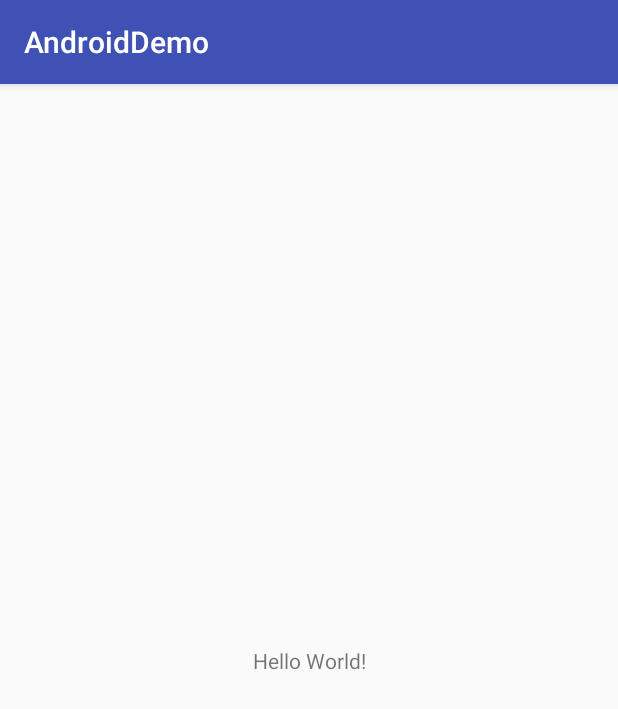
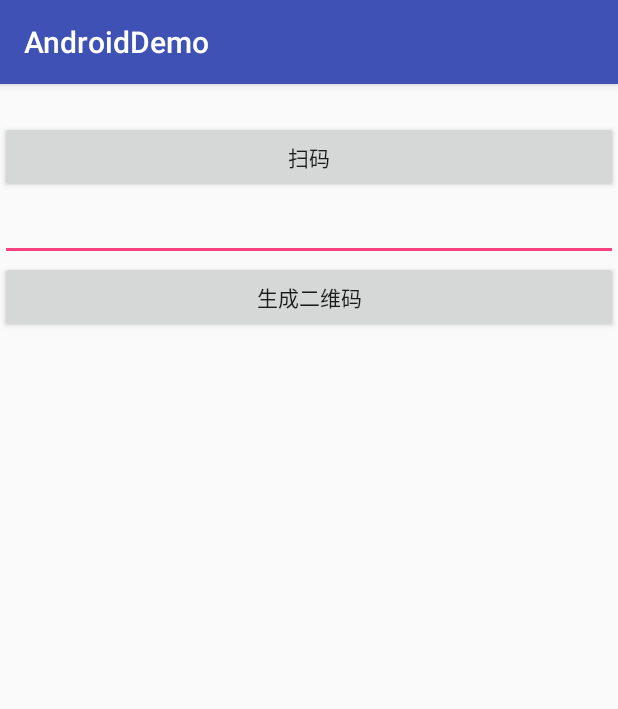
Before and after one commit to WayneSimon/AndroidCode, an Android app: the screen it shows after launch (MainActivity), on a phone screen of 412 x 824 dp. Shown: the top 709 px of the screen. Run offline under Robolectric (Android 15) with nearby library versions, the phone set to English and light mode, and no system bars; our stand-ins replace ButterKnife; libraries missing offline, so code that uses them is left out: com.yanzhenjie.permission, com.yzq.zxinglibrary, es.dmoral.toasty; 1 statement that could not run was skipped.

Commit message:
引入扫码、权限控制等库，实现了扫码，生成二维码的功能。

```diff
--- a/app/src/main/java/demo/readcode/camera/androiddemo/MainActivity.java
+++ b/app/src/main/java/demo/readcode/camera/androiddemo/MainActivity.java
@@ -1,13 +1,93 @@
 package demo.readcode.camera.androiddemo;
 
+import android.Manifest;
+import android.content.Intent;
+import android.content.pm.PackageManager;
+import android.graphics.Bitmap;
+import android.graphics.BitmapFactory;
+import android.os.Bundle;
+import android.support.annotation.NonNull;
+import android.support.v4.app.ActivityCompat;
+import android.support.v4.content.ContextCompat;
 import android.support.v7.app.AppCompatActivity;
-import android.os.Bundle;
+import android.support.v7.widget.AppCompatButton;
+import android.support.v7.widget.AppCompatEditText;
+import android.support.v7.widget.AppCompatImageView;
+import android.support.v7.widget.AppCompatTextView;
+import android.util.Log;
+
+import com.bumptech.glide.Glide;
+import com.google.zxing.WriterException;
+import com.yanzhenjie.permission.AndPermission;
+import com.yzq.zxinglibrary.android.CaptureActivity;
+import com.yzq.zxinglibrary.common.Constant;
+import com.yzq.zxinglibrary.encode.CodeCreator;
+
+import java.util.ArrayList;
+import java.util.List;
+
+import butterknife.BindView;
+import butterknife.ButterKnife;
+import es.dmoral.toasty.Toasty;
 
 public class MainActivity extends AppCompatActivity {
+
+    static final int REQUEST_CODE_CODE = 1;
+    @BindView(R.id.tv_scanResult)
+    AppCompatTextView tvScanResult;
+    @BindView(R.id.btn_scanCode)
+    AppCompatButton btnScanCode;
+    @BindView(R.id.edit_code)
+    AppCompatEditText editCode;
+    @BindView(R.id.btn_createCode)
+    AppCompatButton btnCreateCode;
+    @BindView(R.id.iv_myCode)
+    AppCompatImageView ivMyCode;
 
     @Override
     protected void onCreate(Bundle savedInstanceState) {
         super.onCreate(savedInstanceState);
         setContentView(R.layout.activity_main);
+        ButterKnife.bind(this);
+
+        AndPermission.with(this).runtime().permission(Manifest.permission.CAMERA,
+                Manifest.permission.READ_EXTERNAL_STORAGE)
+                .onDenied(permission->{
+                    for (int i=0;i<permission.size();i++)
+                        Log.d("Permission",permission.get(i).trim());
+                }).start();
+
+        btnScanCode.setOnClickListener(v -> {
+            Intent intent = new Intent(MainActivity.this, CaptureActivity.class);
+            startActivityForResult(intent, REQUEST_CODE_CODE);
+        });
+        btnCreateCode.setOnClickListener(v -> {
+            String strCode = editCode.getText().toString().trim();
+            if (!strCode.isEmpty()) {
+                Bitmap bitmap;
+                try {
+                    Bitmap logo = BitmapFactory.decodeResource(getResources(), R.mipmap.ic_launcher);
+                    bitmap = CodeCreator.createQRCode(strCode, 200, 200, logo);
+                    Glide.with(this).load(bitmap).into(ivMyCode);
+                } catch (WriterException e) {
+                    e.printStackTrace();
+                }
+            } else {
+                Toasty.error(this, "二维码源字符串不能为空！").show();
+            }
+        });
     }
+
+    @Override
+    protected void onActivityResult(int requestCode, int resultCode, Intent data) {
+        super.onActivityResult(requestCode, resultCode, data);
+        if (requestCode == REQUEST_CODE_CODE && resultCode == RESULT_OK) {
+            if (data != null) {
+                String resultcode = data.getStringExtra(Constant.CODED_CONTENT);
+                tvScanResult.setText(resultcode);
+            }
+        }
+
+    }
+
 }
--- a/app/src/main/res/layout/activity_main.xml
+++ b/app/src/main/res/layout/activity_main.xml
@@ -6,13 +6,41 @@
     android:layout_height="match_parent"
     tools:context=".MainActivity">
 
-    <TextView
+    <android.support.v7.widget.AppCompatTextView
+        android:id="@+id/tv_scanResult"
         android:layout_width="wrap_content"
         android:layout_height="wrap_content"
-        android:text="Hello World!"
-        app:layout_constraintBottom_toBottomOf="parent"
+        android:textSize="18sp"
         app:layout_constraintLeft_toLeftOf="parent"
         app:layout_constraintRight_toRightOf="parent"
         app:layout_constraintTop_toTopOf="parent" />
 
+    <android.support.v7.widget.AppCompatButton
+        android:id="@+id/btn_scanCode"
+        android:layout_width="match_parent"
+        android:layout_height="wrap_content"
+        android:text="扫码"
+        app:layout_constraintTop_toBottomOf="@id/tv_scanResult" />
+
+    <android.support.v7.widget.AppCompatEditText
+        android:id="@+id/edit_code"
+        android:layout_width="match_parent"
+        android:layout_height="wrap_content"
+        app:layout_constraintTop_toBottomOf="@id/btn_scanCode" />
+
+    <android.support.v7.widget.AppCompatButton
+        android:id="@+id/btn_createCode"
+        android:layout_width="match_parent"
+        android:layout_height="wrap_content"
+        android:text="生成二维码"
+        app:layout_constraintTop_toBottomOf="@id/edit_code" />
+
+    <android.support.v7.widget.AppCompatImageView
+        android:id="@+id/iv_myCode"
+        android:layout_width="200dp"
+        android:layout_height="200dp"
+        app:layout_constraintLeft_toLeftOf="parent"
+        app:layout_constraintRight_toRightOf="parent"
+        app:layout_constraintTop_toBottomOf="@id/btn_createCode" />
+
 </android.support.constraint.ConstraintLayout>
--- a/build.gradle
+++ b/build.gradle
@@ -19,6 +19,7 @@ allprojects {
     repositories {
         google()
         jcenter()
+        maven { url 'https://jitpack.io' }
     }
 }
 
```
Also changed, not shown: app/build.gradle (+10 -0 lines), app/src/main/AndroidManifest.xml (+8 -0 lines).
